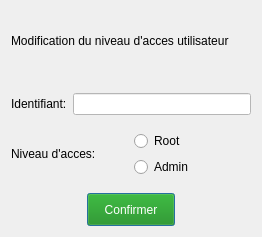
The window that myProject/modifuser.ui (ToDesire/QT_Project) describes before a commit, drawn with Qt 5.
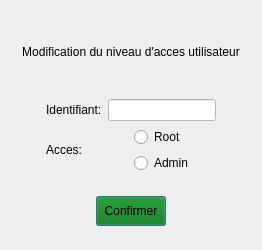
The same window after the commit.

What changed in the file:
```diff
--- a/myProject/modifuser.ui
+++ b/myProject/modifuser.ui
@@ -7,39 +7,53 @@
     <x>0</x>
     <y>0</y>
     <width>262</width>
-    <height>237</height>
+    <height>250</height>
    </rect>
   </property>
   <property name="minimumSize">
    <size>
     <width>262</width>
-    <height>237</height>
+    <height>250</height>
    </size>
   </property>
   <property name="maximumSize">
    <size>
     <width>262</width>
-    <height>237</height>
+    <height>250</height>
    </size>
   </property>
   <property name="windowTitle">
    <string>Niveau d'acces</string>
   </property>
-  <layout class="QGridLayout" name="gridLayout">
-   <item row="0" column="0">
+  <layout class="QGridLayout" name="gridLayout_2">
+   <item row="0" column="1">
+    <spacer name="verticalSpacer_2">
+     <property name="orientation">
+      <enum>Qt::Vertical</enum>
+     </property>
+     <property name="sizeType">
+      <enum>QSizePolicy::Fixed</enum>
+     </property>
+     <property name="sizeHint" stdset="0">
+      <size>
+       <width>20</width>
+       <height>8</height>
+      </size>
+     </property>
+    </spacer>
+   </item>
+   <item row="1" column="0" colspan="3">
     <widget class="QLabel" name="label_3">
-     <property name="styleSheet">
-      <string notr="true">QLabel{
-	font: 81 italic 11pt &quot;Fira Sans Compressed ExtraBold&quot;;
-}</string>
-     </property>
      <property name="text">
       <string>Modification du niveau d'acces utilisateur</string>
      </property>
+     <property name="alignment">
+      <set>Qt::AlignCenter</set>
+     </property>
     </widget>
    </item>
-   <item row="1" column="0">
-    <spacer name="verticalSpacer_3">
+   <item row="2" column="1">
+    <spacer name="verticalSpacer">
      <property name="orientation">
       <enum>Qt::Vertical</enum>
      </property>
@@ -49,21 +63,34 @@
      <property name="sizeHint" stdset="0">
       <size>
        <width>20</width>
-       <height>17</height>
+       <height>8</height>
       </size>
      </property>
     </spacer>
    </item>
-   <item row="2" column="0">
-    <layout class="QHBoxLayout" name="horizontalLayout_2">
-     <item>
+   <item row="3" column="0">
+    <spacer name="horizontalSpacer">
+     <property name="orientation">
+      <enum>Qt::Horizontal</enum>
+     </property>
+     <property name="sizeHint" stdset="0">
+      <size>
+       <width>23</width>
+       <height>20</height>
+      </size>
+     </property>
+    </spacer>
+   </item>
+   <item row="3" column="1">
+    <layout class="QGridLayout" name="gridLayout">
+     <item row="0" column="0">
       <widget class="QLabel" name="label">
        <property name="text">
         <string>Identifiant:</string>
        </property>
       </widget>
      </item>
-     <item>
+     <item row="0" column="1">
       <widget class="QLineEdit" name="inp_ID">
        <property name="styleSheet">
         <string notr="true">QLineEdit{
@@ -73,55 +100,52 @@
        </property>
       </widget>
      </item>
-    </layout>
-   </item>
-   <item row="3" column="0">
-    <spacer name="verticalSpacer">
-     <property name="orientation">
-      <enum>Qt::Vertical</enum>
-     </property>
-     <property name="sizeType">
-      <enum>QSizePolicy::Fixed</enum>
-     </property>
-     <property name="sizeHint" stdset="0">
-      <size>
-       <width>20</width>
-       <height>10</height>
-      </size>
-     </property>
-    </spacer>
-   </item>
-   <item row="4" column="0">
-    <layout class="QHBoxLayout" name="horizontalLayout">
-     <item>
-      <widget class="QLabel" name="label_2">
-       <property name="text">
-        <string>Niveau d'acces:</string>
-       </property>
-      </widget>
-     </item>
-     <item>
-      <layout class="QVBoxLayout" name="verticalLayout">
+     <item row="1" column="0" colspan="2">
+      <layout class="QHBoxLayout" name="horizontalLayout">
        <item>
-        <widget class="QRadioButton" name="Root">
+        <widget class="QLabel" name="label_2">
          <property name="text">
-          <string>Root</string>
+          <string>Acces:</string>
          </property>
         </widget>
        </item>
        <item>
-        <widget class="QRadioButton" name="Admin">
-         <property name="text">
-          <string>Admin</string>
-         </property>
-        </widget>
+        <layout class="QVBoxLayout" name="verticalLayout">
+         <item>
+          <widget class="QRadioButton" name="Root">
+           <property name="text">
+            <string>Root</string>
+           </property>
+          </widget>
+         </item>
+         <item>
+          <widget class="QRadioButton" name="Admin">
+           <property name="text">
+            <string>Admin</string>
+           </property>
+          </widget>
+         </item>
+        </layout>
        </item>
       </layout>
      </item>
     </layout>
    </item>
-   <item row="5" column="0">
-    <spacer name="verticalSpacer_2">
+   <item row="3" column="2">
+    <spacer name="horizontalSpacer_2">
+     <property name="orientation">
+      <enum>Qt::Horizontal</enum>
+     </property>
+     <property name="sizeHint" stdset="0">
+      <size>
+       <width>23</width>
+       <height>20</height>
+      </size>
+     </property>
+    </spacer>
+   </item>
+   <item row="4" column="1">
+    <spacer name="verticalSpacer_3">
      <property name="orientation">
       <enum>Qt::Vertical</enum>
      </property>
@@ -131,15 +155,15 @@
      <property name="sizeHint" stdset="0">
       <size>
        <width>20</width>
-       <height>10</height>
+       <height>17</height>
       </size>
      </property>
     </spacer>
    </item>
-   <item row="6" column="0">
-    <layout class="QHBoxLayout" name="horizontalLayout_3">
+   <item row="5" column="1">
+    <layout class="QHBoxLayout" name="horizontalLayout_2">
      <item>
-      <spacer name="horizontalSpacer">
+      <spacer name="horizontalSpacer_3">
        <property name="orientation">
         <enum>Qt::Horizontal</enum>
        </property>
@@ -153,14 +177,26 @@
      </item>
      <item>
       <widget class="QPushButton" name="pushButton">
+       <property name="minimumSize">
+        <size>
+         <width>70</width>
+         <height>30</height>
+        </size>
+       </property>
+       <property name="maximumSize">
+        <size>
+         <width>70</width>
+         <height>30</height>
+        </size>
+       </property>
        <property name="styleSheet">
         <string notr="true">QPushButton{
+	background-color: rgb(0, 113, 0);
 	height: 25px;
 	width: 80px;
-	background-color: rgb(14, 138, 1);
 	font: 81 italic 11pt &quot;Fira Sans Compressed ExtraBold&quot;;
-	color: white;
 }
+
 QPushButton:pressed{
 	background-color: rgb(0, 85, 0);
 }</string>
@@ -171,7 +207,7 @@
       </widget>
      </item>
      <item>
-      <spacer name="horizontalSpacer_2">
+      <spacer name="horizontalSpacer_4">
        <property name="orientation">
         <enum>Qt::Horizontal</enum>
        </property>
@@ -185,6 +221,22 @@
      </item>
     </layout>
    </item>
+   <item row="6" column="1">
+    <spacer name="verticalSpacer_4">
+     <property name="orientation">
+      <enum>Qt::Vertical</enum>
+     </property>
+     <property name="sizeType">
+      <enum>QSizePolicy::Fixed</enum>
+     </property>
+     <property name="sizeHint" stdset="0">
+      <size>
+       <width>20</width>
+       <height>13</height>
+      </size>
+     </property>
+    </spacer>
+   </item>
   </layout>
  </widget>
  <resources/>
```
Left out of the diff: 2 changed lines with no effect on the pictures.
